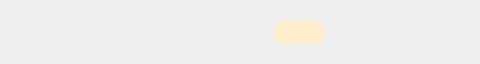
meganz/MEGAsync, file src/MEGASync/transfers/gui/win/TransferManagerDelegateWidget.ui: the form before one commit; both pictures show x 181 to 661 and y 0 to 64 of the 752 by 64 pixel window.
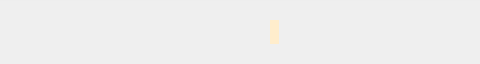
The form after the commit. The open tabs and pages were chosen to show the change. Icons and pictures are not drawn.

Diff of the .ui file:
```diff
--- a/src/MEGASync/transfers/gui/win/TransferManagerDelegateWidget.ui
+++ b/src/MEGASync/transfers/gui/win/TransferManagerDelegateWidget.ui
@@ -56,12 +56,6 @@
 	margin-right: 24px;
 }
 
-#sStatus, #sStatus QWidget
-{
-    padding: 0;
-    margin: 0;
-}
-
 #tFileType
 {
     qProperty-iconSize: 48px;
@@ -140,7 +134,7 @@
     max-height: 63px;
 }
 
-#lItemStatus, #lItemQueued, #lItemPaused, #lRetryMsg
+#pRetry, #pQueued, #pPausedQueued, #pPaused, #pFailed, #pActive
 {
 	width: 125px;
     min-width: 125px;
@@ -200,6 +194,8 @@
     color: #333333;
     font-size: 12px;
     font-weight: bold;
+    padding-left: 3px;;
+    padding-right: 3px;
 }
 
 #tPauseResumeTransfer, #tCancelClearTransfer
@@ -639,23 +635,59 @@
         </widget>
        </item>
        <item>
+        <widget class="QWidget" name="cSpeedITem" native="true">
+         <property name="sizePolicy">
+          <sizepolicy hsizetype="Fixed" vsizetype="Fixed">
+           <horstretch>0</horstretch>
+           <verstretch>0</verstretch>
+          </sizepolicy>
+         </property>
+         <property name="minimumSize">
+          <size>
+           <width>100</width>
+           <height>63</height>
+          </size>
+         </property>
+         <property name="maximumSize">
+          <size>
+           <width>100</width>
+           <height>63</height>
+          </size>
+         </property>
+         <layout class="QHBoxLayout" name="horizontalLayout_6">
+          <property name="spacing">
+           <number>0</number>
+          </property>
+          <property name="leftMargin">
+           <number>0</number>
+          </property>
+          <property name="topMargin">
+           <number>0</number>
+          </property>
+          <property name="rightMargin">
+           <number>10</number>
+          </property>
+          <property name="bottomMargin">
+           <number>0</number>
+          </property>
+          <item>
         <widget class="QPushButton" name="bItemSpeed">
          <property name="sizePolicy">
-          <sizepolicy hsizetype="Fixed" vsizetype="Fixed">
+             <sizepolicy hsizetype="Expanding" vsizetype="Expanding">
            <horstretch>0</horstretch>
            <verstretch>0</verstretch>
           </sizepolicy>
          </property>
          <property name="minimumSize">
           <size>
-           <width>100</width>
-           <height>63</height>
+              <width>0</width>
+              <height>0</height>
           </size>
          </property>
          <property name="maximumSize">
           <size>
-           <width>100</width>
-           <height>63</height>
+              <width>16777215</width>
+              <height>16777215</height>
           </size>
          </property>
          <property name="text">
@@ -667,6 +699,9 @@
            <height>16</height>
           </size>
          </property>
+           </widget>
+          </item>
+         </layout>
         </widget>
        </item>
        <item>
@@ -820,9 +855,33 @@
           </layout>
          </widget>
          <widget class="QWidget" name="pFailed">
-          <layout class="QHBoxLayout" name="pFailedLayout" stretch="0,1,0">
+          <layout class="QHBoxLayout" name="pFailedLayout" stretch="1,0">
            <property name="spacing">
-            <number>8</number>
+            <number>0</number>
+           </property>
+           <property name="leftMargin">
+            <number>0</number>
+           </property>
+           <property name="topMargin">
+            <number>0</number>
+           </property>
+           <property name="rightMargin">
+            <number>10</number>
+           </property>
+           <property name="bottomMargin">
+            <number>0</number>
+           </property>
+           <item>
+            <widget class="QWidget" name="cFailed" native="true">
+             <property name="sizePolicy">
+              <sizepolicy hsizetype="Expanding" vsizetype="Preferred">
+               <horstretch>0</horstretch>
+               <verstretch>0</verstretch>
+              </sizepolicy>
+             </property>
+             <layout class="QHBoxLayout" name="horizontalLayout_5">
+              <property name="spacing">
+               <number>5</number>
            </property>
            <property name="leftMargin">
             <number>0</number>
@@ -858,20 +917,20 @@
            <item>
             <widget class="QToolButton" name="tItemRetry">
              <property name="sizePolicy">
-              <sizepolicy hsizetype="Fixed" vsizetype="Fixed">
+                 <sizepolicy hsizetype="Preferred" vsizetype="Fixed">
                <horstretch>0</horstretch>
                <verstretch>0</verstretch>
               </sizepolicy>
              </property>
              <property name="minimumSize">
               <size>
-               <width>50</width>
+                  <width>0</width>
                <height>24</height>
               </size>
              </property>
              <property name="maximumSize">
               <size>
-               <width>50</width>
+                  <width>16777215</width>
                <height>24</height>
               </size>
              </property>
@@ -884,6 +943,22 @@
                <height>0</height>
               </size>
              </property>
+               </widget>
+              </item>
+              <item>
+               <spacer name="horizontalSpacer_6">
+                <property name="orientation">
+                 <enum>Qt::Horizontal</enum>
+                </property>
+                <property name="sizeHint" stdset="0">
+                 <size>
+                  <width>0</width>
+                  <height>0</height>
+                 </size>
+                </property>
+               </spacer>
+              </item>
+             </layout>
             </widget>
            </item>
            <item>
```
Left out of the diff: 164 changed lines with no effect on the pictures. Lines whose indentation alone changed are shown as unchanged.
